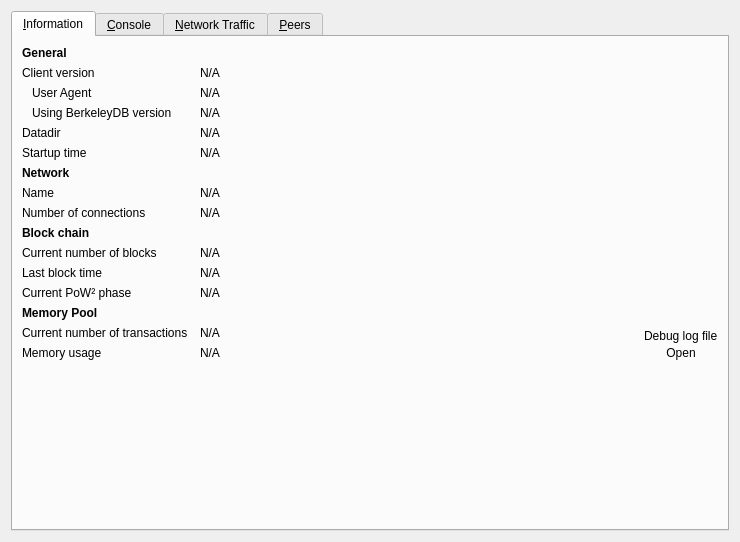
frozenflux3/munt-official, file src/qt/forms/debugwindow.ui: the form before one commit.
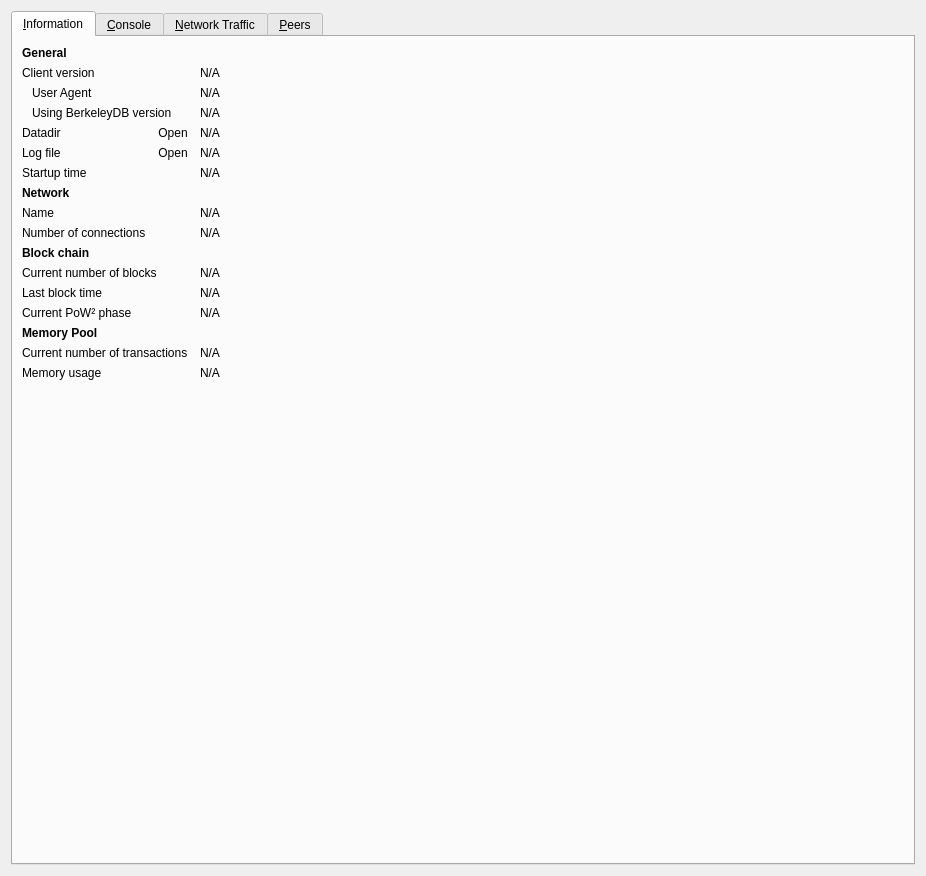
The form after the commit. Icons and pictures are not drawn. Custom widgets are drawn as their Qt base class.

Commit message:
UI: Improvements to debug info window
1) Show both the logfile path and datadir path
2) Have an 'open' button for both

Patch:
```diff
--- a/src/qt/forms/debugwindow.ui
+++ b/src/qt/forms/debugwindow.ui
@@ -6,8 +6,8 @@
    <rect>
     <x>0</x>
     <y>0</y>
-    <width>740</width>
-    <height>542</height>
+    <width>926</width>
+    <height>876</height>
    </rect>
   </property>
   <property name="windowTitle">
@@ -23,12 +23,28 @@
       <attribute name="title">
        <string>&amp;Information</string>
       </attribute>
-      <layout class="QGridLayout" name="gridLayout" columnstretch="0,1,0">
+      <layout class="QGridLayout" name="tabInfoGridLayout" columnstretch="0,0,0,0,0">
        <property name="horizontalSpacing">
         <number>12</number>
        </property>
-       <item row="0" column="0">
-        <widget class="QLabel" name="label_9">
+       <item row="2" column="2" colspan="3">
+        <widget class="QLabel" name="clientUserAgent">
+         <property name="cursor">
+          <cursorShape>IBeamCursor</cursorShape>
+         </property>
+         <property name="text">
+          <string>N/A</string>
+         </property>
+         <property name="textFormat">
+          <enum>Qt::PlainText</enum>
+         </property>
+         <property name="textInteractionFlags">
+          <set>Qt::LinksAccessibleByMouse|Qt::TextSelectableByKeyboard|Qt::TextSelectableByMouse</set>
+         </property>
+        </widget>
+       </item>
+       <item row="19" column="0">
+        <widget class="QLabel" name="labelMempoolTitle">
          <property name="font">
           <font>
            <weight>75</weight>
@@ -36,18 +52,66 @@
           </font>
          </property>
          <property name="text">
-          <string>General</string>
+          <string>Memory Pool</string>
          </property>
         </widget>
        </item>
-       <item row="1" column="0">
-        <widget class="QLabel" name="label_6">
+       <item row="14" column="2" colspan="3">
+        <widget class="QLabel" name="numberOfConnections">
+         <property name="cursor">
+          <cursorShape>IBeamCursor</cursorShape>
+         </property>
          <property name="text">
-          <string>Client version</string>
+          <string>N/A</string>
          </property>
+         <property name="textFormat">
+          <enum>Qt::PlainText</enum>
+         </property>
+         <property name="textInteractionFlags">
+          <set>Qt::LinksAccessibleByMouse|Qt::TextSelectableByKeyboard|Qt::TextSelectableByMouse</set>
+         </property>
         </widget>
        </item>
-       <item row="1" column="1" colspan="2">
+       <item row="20" column="0">
+        <widget class="QLabel" name="labelNumberOfTransactions">
+         <property name="text">
+          <string>Current number of transactions</string>
+         </property>
+        </widget>
+       </item>
+       <item row="20" column="2">
+        <widget class="QLabel" name="mempoolNumberTxs">
+         <property name="cursor">
+          <cursorShape>IBeamCursor</cursorShape>
+         </property>
+         <property name="text">
+          <string>N/A</string>
+         </property>
+         <property name="textFormat">
+          <enum>Qt::PlainText</enum>
+         </property>
+         <property name="textInteractionFlags">
+          <set>Qt::LinksAccessibleByMouse|Qt::TextSelectableByKeyboard|Qt::TextSelectableByMouse</set>
+         </property>
+        </widget>
+       </item>
+       <item row="11" column="2" colspan="3">
+        <widget class="QLabel" name="startupTime">
+         <property name="cursor">
+          <cursorShape>IBeamCursor</cursorShape>
+         </property>
+         <property name="text">
+          <string>N/A</string>
+         </property>
+         <property name="textFormat">
+          <enum>Qt::PlainText</enum>
+         </property>
+         <property name="textInteractionFlags">
+          <set>Qt::LinksAccessibleByMouse|Qt::TextSelectableByKeyboard|Qt::TextSelectableByMouse</set>
+         </property>
+        </widget>
+       </item>
+       <item row="1" column="2" colspan="3">
         <widget class="QLabel" name="clientVersion">
          <property name="cursor">
           <cursorShape>IBeamCursor</cursorShape>
@@ -63,6 +127,140 @@
          </property>
         </widget>
        </item>
+       <item row="7" column="0">
+        <layout class="QHBoxLayout" name="horizontalLayout_7" stretch="1,0">
+         <property name="spacing">
+          <number>0</number>
+         </property>
+         <property name="topMargin">
+          <number>0</number>
+         </property>
+         <item>
+          <widget class="QLabel" name="label_12">
+           <property name="text">
+            <string>Datadir</string>
+           </property>
+          </widget>
+         </item>
+         <item>
+          <widget class="ClickableLabel" name="openDatadirButton">
+           <property name="sizePolicy">
+            <sizepolicy hsizetype="Preferred" vsizetype="Fixed">
+             <horstretch>0</horstretch>
+             <verstretch>0</verstretch>
+            </sizepolicy>
+           </property>
+           <property name="toolTip">
+            <string>Open the %1 data directory.</string>
+           </property>
+           <property name="text">
+            <string>Open</string>
+           </property>
+           <property name="alignment">
+            <set>Qt::AlignCenter</set>
+           </property>
+           <property name="indent">
+            <number>0</number>
+           </property>
+          </widget>
+         </item>
+        </layout>
+       </item>
+       <item row="18" column="2">
+        <widget class="QLabel" name="pow2phasevalue">
+         <property name="text">
+          <string>N/A</string>
+         </property>
+        </widget>
+       </item>
+       <item row="14" column="0">
+        <widget class="QLabel" name="label_7">
+         <property name="text">
+          <string>Number of connections</string>
+         </property>
+        </widget>
+       </item>
+       <item row="13" column="2" colspan="3">
+        <widget class="QLabel" name="networkName">
+         <property name="cursor">
+          <cursorShape>IBeamCursor</cursorShape>
+         </property>
+         <property name="text">
+          <string>N/A</string>
+         </property>
+         <property name="textFormat">
+          <enum>Qt::PlainText</enum>
+         </property>
+         <property name="textInteractionFlags">
+          <set>Qt::LinksAccessibleByMouse|Qt::TextSelectableByKeyboard|Qt::TextSelectableByMouse</set>
+         </property>
+        </widget>
+       </item>
+       <item row="4" column="2" colspan="3">
+        <widget class="QLabel" name="berkeleyDBVersion">
+         <property name="cursor">
+          <cursorShape>IBeamCursor</cursorShape>
+         </property>
+         <property name="text">
+          <string>N/A</string>
+         </property>
+         <property name="textFormat">
+          <enum>Qt::PlainText</enum>
+         </property>
+         <property name="textInteractionFlags">
+          <set>Qt::LinksAccessibleByMouse|Qt::TextSelectableByKeyboard|Qt::TextSelectableByMouse</set>
+         </property>
+        </widget>
+       </item>
+       <item row="15" column="0">
+        <widget class="QLabel" name="label_10">
+         <property name="font">
+          <font>
+           <weight>75</weight>
+           <bold>true</bold>
+          </font>
+         </property>
+         <property name="text">
+          <string>Block chain</string>
+         </property>
+        </widget>
+       </item>
+       <item row="18" column="0">
+        <widget class="QLabel" name="pow2phaselabel">
+         <property name="text">
+          <string>Current PoW² phase</string>
+         </property>
+        </widget>
+       </item>
+       <item row="21" column="2">
+        <widget class="QLabel" name="mempoolSize">
+         <property name="cursor">
+          <cursorShape>IBeamCursor</cursorShape>
+         </property>
+         <property name="text">
+          <string>N/A</string>
+         </property>
+         <property name="textFormat">
+          <enum>Qt::PlainText</enum>
+         </property>
+         <property name="textInteractionFlags">
+          <set>Qt::LinksAccessibleByMouse|Qt::TextSelectableByKeyboard|Qt::TextSelectableByMouse</set>
+         </property>
+        </widget>
+       </item>
+       <item row="22" column="0">
+        <spacer name="verticalSpacer">
+         <property name="orientation">
+          <enum>Qt::Vertical</enum>
+         </property>
+         <property name="sizeHint" stdset="0">
+          <size>
+           <width>20</width>
+           <height>40</height>
+          </size>
+         </property>
+        </spacer>
+       </item>
        <item row="2" column="0">
         <widget class="QLabel" name="labelClientUserAgent">
          <property name="text">
@@ -73,8 +271,8 @@
          </property>
         </widget>
        </item>
-       <item row="2" column="1" colspan="2">
-        <widget class="QLabel" name="clientUserAgent">
+       <item row="16" column="2" colspan="3">
+        <widget class="QLabel" name="numberOfBlocks">
          <property name="cursor">
           <cursorShape>IBeamCursor</cursorShape>
          </property>
@@ -89,18 +287,8 @@
          </property>
         </widget>
        </item>
-       <item row="3" column="0">
-        <widget class="QLabel" name="label_berkeleyDBVersion">
-         <property name="text">
-          <string>Using BerkeleyDB version</string>
-         </property>
-         <property name="indent">
-          <number>10</number>
-         </property>
-        </widget>
-       </item>
-       <item row="3" column="1" colspan="2">
-        <widget class="QLabel" name="berkeleyDBVersion">
+       <item row="17" column="2" colspan="3">
+        <widget class="QLabel" name="lastBlockTime">
          <property name="cursor">
           <cursorShape>IBeamCursor</cursorShape>
          </property>
@@ -115,56 +303,7 @@
          </property>
         </widget>
        </item>
-       <item row="4" column="0">
-        <widget class="QLabel" name="label_12">
-         <property name="text">
-          <string>Datadir</string>
-         </property>
-        </widget>
-       </item>
-       <item row="4" column="1" colspan="2">
-        <widget class="QLabel" name="dataDir">
-         <property name="cursor">
-          <cursorShape>IBeamCursor</cursorShape>
-         </property>
-         <property name="text">
-          <string>N/A</string>
-         </property>
-         <property name="textFormat">
-          <enum>Qt::PlainText</enum>
-         </property>
-         <property name="wordWrap">
-          <bool>true</bool>
-         </property>
-         <property name="textInteractionFlags">
-          <set>Qt::LinksAccessibleByMouse|Qt::TextSelectableByKeyboard|Qt::TextSelectableByMouse</set>
-         </property>
-        </widget>
-       </item>
-       <item row="5" column="0">
-        <widget class="QLabel" name="label_13">
-         <property name="text">
-          <string>Startup time</string>
-         </property>
-        </widget>
-       </item>
-       <item row="5" column="1" colspan="2">
-        <widget class="QLabel" name="startupTime">
-         <property name="cursor">
-          <cursorShape>IBeamCursor</cursorShape>
-         </property>
-         <property name="text">
-          <string>N/A</string>
-         </property>
-         <property name="textFormat">
-          <enum>Qt::PlainText</enum>
-         </property>
-         <property name="textInteractionFlags">
-          <set>Qt::LinksAccessibleByMouse|Qt::TextSelectableByKeyboard|Qt::TextSelectableByMouse</set>
-         </property>
-        </widget>
-       </item>
-       <item row="6" column="0">
+       <item row="12" column="0">
         <widget class="QLabel" name="labelNetwork">
          <property name="font">
           <font>
@@ -177,54 +316,15 @@
          </property>
         </widget>
        </item>
-       <item row="7" column="0">
+       <item row="13" column="0">
         <widget class="QLabel" name="label_8">
          <property name="text">
           <string>Name</string>
          </property>
         </widget>
        </item>
-       <item row="7" column="1" colspan="2">
-        <widget class="QLabel" name="networkName">
-         <property name="cursor">
-          <cursorShape>IBeamCursor</cursorShape>
-         </property>
-         <property name="text">
-          <string>N/A</string>
-         </property>
-         <property name="textFormat">
-          <enum>Qt::PlainText</enum>
-         </property>
-         <property name="textInteractionFlags">
-          <set>Qt::LinksAccessibleByMouse|Qt::TextSelectableByKeyboard|Qt::TextSelectableByMouse</set>
-         </property>
-        </widget>
-       </item>
-       <item row="8" column="0">
-        <widget class="QLabel" name="label_7">
-         <property name="text">
-          <string>Number of connections</string>
-         </property>
-        </widget>
-       </item>
-       <item row="8" column="1" colspan="2">
-        <widget class="QLabel" name="numberOfConnections">
-         <property name="cursor">
-          <cursorShape>IBeamCursor</cursorShape>
-         </property>
-         <property name="text">
-          <string>N/A</string>
-         </property>
-         <property name="textFormat">
-          <enum>Qt::PlainText</enum>
-         </property>
-         <property name="textInteractionFlags">
-          <set>Qt::LinksAccessibleByMouse|Qt::TextSelectableByKeyboard|Qt::TextSelectableByMouse</set>
-         </property>
-        </widget>
-       </item>
-       <item row="9" column="0">
-        <widget class="QLabel" name="label_10">
+       <item row="0" column="0">
+        <widget class="QLabel" name="label_9">
          <property name="font">
           <font>
            <weight>75</weight>
@@ -232,101 +332,63 @@
           </font>
          </property>
          <property name="text">
-          <string>Block chain</string>
+          <string>General</string>
          </property>
         </widget>
        </item>
-       <item row="10" column="0">
+       <item row="16" column="0">
         <widget class="QLabel" name="label_3">
          <property name="text">
           <string>Current number of blocks</string>
          </property>
         </widget>
        </item>
-       <item row="10" column="1" colspan="2">
-        <widget class="QLabel" name="numberOfBlocks">
-         <property name="cursor">
-          <cursorShape>IBeamCursor</cursorShape>
-         </property>
-         <property name="text">
-          <string>N/A</string>
-         </property>
-         <property name="textFormat">
-          <enum>Qt::PlainText</enum>
-         </property>
-         <property name="textInteractionFlags">
-          <set>Qt::LinksAccessibleByMouse|Qt::TextSelectableByKeyboard|Qt::TextSelectableByMouse</set>
-         </property>
-        </widget>
-       </item>
-       <item row="11" column="0">
+       <item row="17" column="0">
         <widget class="QLabel" name="labelLastBlockTime">
          <property name="text">
           <string>Last block time</string>
          </property>
         </widget>
        </item>
-       <item row="11" column="1" colspan="2">
-        <widget class="QLabel" name="lastBlockTime">
-         <property name="cursor">
-          <cursorShape>IBeamCursor</cursorShape>
-         </property>
+       <item row="11" column="0">
+        <widget class="QLabel" name="label_13">
          <property name="text">
-          <string>N/A</string>
+          <string>Startup time</string>
          </property>
-         <property name="textFormat">
-          <enum>Qt::PlainText</enum>
-         </property>
-         <property name="textInteractionFlags">
-          <set>Qt::LinksAccessibleByMouse|Qt::TextSelectableByKeyboard|Qt::TextSelectableByMouse</set>
-         </property>
         </widget>
        </item>
-       <item row="13" column="0">
-        <widget class="QLabel" name="labelMempoolTitle">
-         <property name="font">
-          <font>
-           <weight>75</weight>
-           <bold>true</bold>
-          </font>
-         </property>
-         <property name="text">
-          <string>Memory Pool</string>
-         </property>
-        </widget>
-       </item>
-       <item row="14" column="0">
-        <widget class="QLabel" name="labelNumberOfTransactions">
-         <property name="text">
-          <string>Current number of transactions</string>
-         </property>
-        </widget>
-       </item>
-       <item row="14" column="1">
-        <widget class="QLabel" name="mempoolNumberTxs">
-         <property name="cursor">
-          <cursorShape>IBeamCursor</cursorShape>
-         </property>
-         <property name="text">
-          <string>N/A</string>
-         </property>
-         <property name="textFormat">
-          <enum>Qt::PlainText</enum>
-         </property>
-         <property name="textInteractionFlags">
-          <set>Qt::LinksAccessibleByMouse|Qt::TextSelectableByKeyboard|Qt::TextSelectableByMouse</set>
-         </property>
-        </widget>
-       </item>
-       <item row="15" column="0">
+       <item row="21" column="0">
         <widget class="QLabel" name="labelMemoryUsage">
          <property name="text">
           <string>Memory usage</string>
          </property>
         </widget>
        </item>
-       <item row="15" column="1">
-        <widget class="QLabel" name="mempoolSize">
+       <item row="4" column="0">
+        <widget class="QLabel" name="label_berkeleyDBVersion">
+         <property name="text">
+          <string>Using BerkeleyDB version</string>
+         </property>
+         <property name="indent">
+          <number>10</number>
+         </property>
+        </widget>
+       </item>
+       <item row="1" column="0">
+        <widget class="QLabel" name="label_6">
+         <property name="text">
+          <string>Client version</string>
+         </property>
+        </widget>
+       </item>
+       <item row="7" column="2">
+        <widget class="QLabel" name="dataDir">
+         <property name="sizePolicy">
+          <sizepolicy hsizetype="Expanding" vsizetype="Preferred">
+           <horstretch>0</horstretch>
+           <verstretch>0</verstretch>
+          </sizepolicy>
+         </property>
          <property name="cursor">
           <cursorShape>IBeamCursor</cursorShape>
          </property>
@@ -336,40 +398,33 @@
          <property name="textFormat">
           <enum>Qt::PlainText</enum>
          </property>
+         <property name="wordWrap">
+          <bool>true</bool>
+         </property>
          <property name="textInteractionFlags">
           <set>Qt::LinksAccessibleByMouse|Qt::TextSelectableByKeyboard|Qt::TextSelectableByMouse</set>
          </property>
         </widget>
        </item>
-       <item row="13" column="2" rowspan="3">
-        <layout class="QVBoxLayout" name="verticalLayoutDebugButton">
+       <item row="10" column="0">
+        <layout class="QHBoxLayout" name="horizontalLayout_6" stretch="1,0">
          <property name="spacing">
-          <number>3</number>
+          <number>0</number>
          </property>
-         <item>
-          <spacer name="verticalSpacer_2">
-           <property name="orientation">
-            <enum>Qt::Vertical</enum>
-           </property>
-           <property name="sizeHint" stdset="0">
-            <size>
-             <width>10</width>
-             <height>5</height>
-            </size>
-           </property>
-          </spacer>
-         </item>
+         <property name="topMargin">
+          <number>0</number>
+         </property>
          <item>
-          <widget class="QLabel" name="labelDebugLogfile">
+          <widget class="QLabel" name="label_14">
            <property name="text">
-            <string>Debug log file</string>
+            <string>Log file</string>
            </property>
           </widget>
          </item>
          <item>
           <widget class="ClickableLabel" name="openDebugLogfileButton">
            <property name="sizePolicy">
-            <sizepolicy hsizetype="Expanding" vsizetype="Fixed">
+            <sizepolicy hsizetype="Minimum" vsizetype="Fixed">
              <horstretch>0</horstretch>
              <verstretch>0</verstretch>
             </sizepolicy>
@@ -390,31 +445,35 @@
          </item>
         </layout>
        </item>
-       <item row="16" column="0">
-        <spacer name="verticalSpacer">
-         <property name="orientation">
-          <enum>Qt::Vertical</enum>
+       <item row="10" column="2">
+        <widget class="QLabel" name="logDir">
+         <property name="sizePolicy">
+          <sizepolicy hsizetype="Expanding" vsizetype="Preferred">
+           <horstretch>1</horstretch>
+           <verstretch>0</verstretch>
+          </sizepolicy>
          </property>
-         <property name="sizeHint" stdset="0">
+         <property name="maximumSize">
           <size>
-           <width>20</width>
-           <height>40</height>
+           <width>16777215</width>
+           <height>16777215</height>
           </size>
          </property>
-        </spacer>
-       </item>
-       <item row="12" column="0">
-        <widget class="QLabel" name="pow2phaselabel">
-         <property name="text">
-          <string>Current PoW² phase</string>
+         <property name="cursor">
+          <cursorShape>IBeamCursor</cursorShape>
          </property>
-        </widget>
-       </item>
-       <item row="12" column="1">
-        <widget class="QLabel" name="pow2phasevalue">
          <property name="text">
           <string>N/A</string>
          </property>
+         <property name="textFormat">
+          <enum>Qt::PlainText</enum>
+         </property>
+         <property name="wordWrap">
+          <bool>true</bool>
+         </property>
+         <property name="textInteractionFlags">
+          <set>Qt::LinksAccessibleByMouse|Qt::TextSelectableByKeyboard|Qt::TextSelectableByMouse</set>
+         </property>
         </widget>
        </item>
       </layout>
```
The commit also changes 6 other files.
